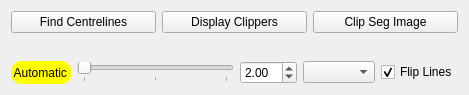
This is Version2.0/Plugins/kcl.cemrgapp.wathca/src/internal/WallThicknessCalculationsClipperViewControls.ui in OpenHeartDevelopers/CemrgApp as Qt 5 draws it before an edit. The edited form follows.
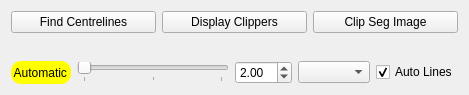
This is the edited form. Custom widgets are drawn as their Qt base class.

Commit message: Centrelines Flips Fix

The edit to the form file:
```diff
--- a/Version2.0/Plugins/kcl.cemrgapp.wathca/src/internal/WallThicknessCalculationsClipperViewControls.ui
+++ b/Version2.0/Plugins/kcl.cemrgapp.wathca/src/internal/WallThicknessCalculationsClipperViewControls.ui
@@ -99,7 +99,7 @@
      <item>
       <widget class="QCheckBox" name="checkBox">
        <property name="text">
-        <string>Flip Lines</string>
+        <string>Auto Lines</string>
        </property>
        <property name="checked">
         <bool>true</bool>
```
Lines whose indentation alone changed are shown as unchanged. The commit also changes 6 other files.
